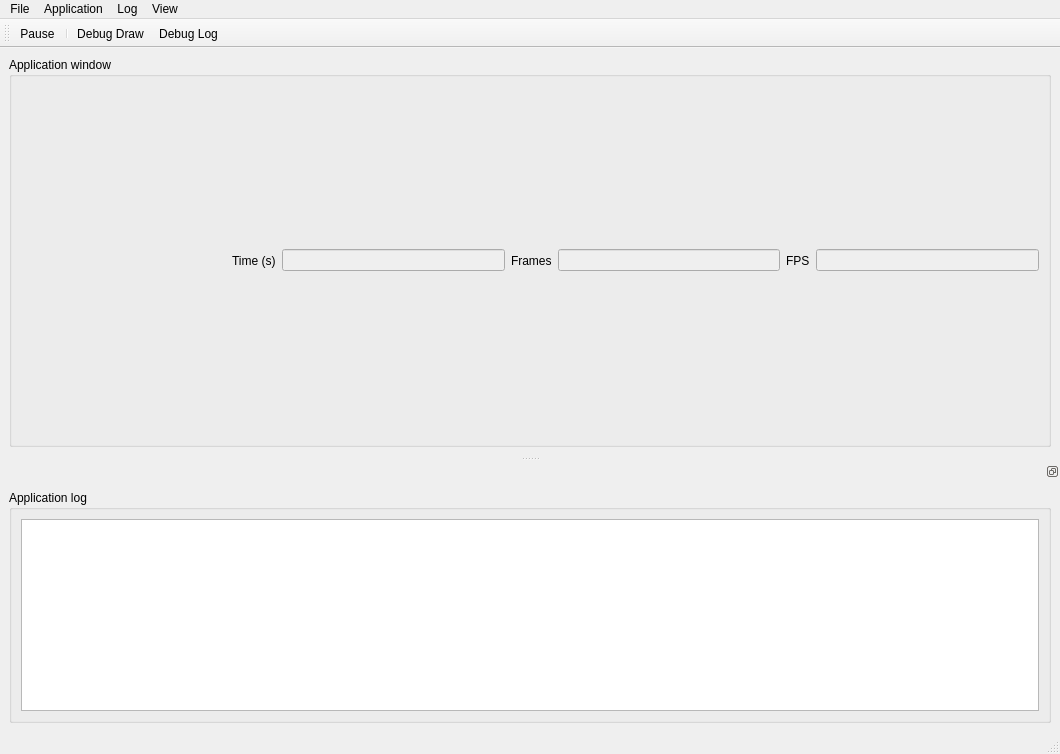
This is editor/gui/playwindow.ui in ensisoft/detonator as Qt 5 draws it before an edit. The edited form follows.
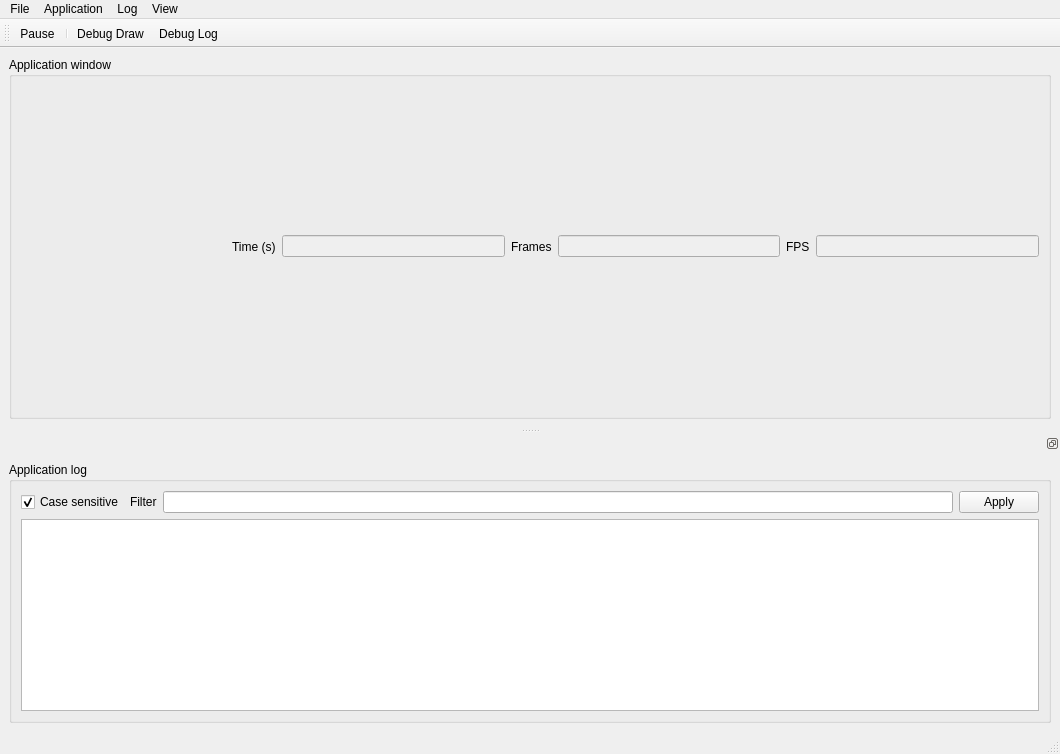
This is the edited form. Icons and pictures are not drawn.

```diff
--- a/editor/gui/playwindow.ui
+++ b/editor/gui/playwindow.ui
@@ -214,6 +214,37 @@
         <string>Application log</string>
        </property>
        <layout class="QVBoxLayout" name="verticalLayout_4">
+        <item>
+         <layout class="QHBoxLayout" name="horizontalLayout_2">
+          <item>
+           <widget class="QCheckBox" name="logFilterCaseSensitive">
+            <property name="text">
+             <string>Case sensitive</string>
+            </property>
+            <property name="checked">
+             <bool>true</bool>
+            </property>
+           </widget>
+          </item>
+          <item>
+           <widget class="QLabel" name="label">
+            <property name="text">
+             <string>Filter</string>
+            </property>
+           </widget>
+          </item>
+          <item>
+           <widget class="QLineEdit" name="logFilter"/>
+          </item>
+          <item>
+           <widget class="QPushButton" name="btnApplyFilter">
+            <property name="text">
+             <string>Apply</string>
+            </property>
+           </widget>
+          </item>
+         </layout>
+        </item>
         <item>
          <widget class="QListView" name="log">
           <property name="sizePolicy">
```
Left out of the diff: 25 changed lines with no effect on the pictures.
